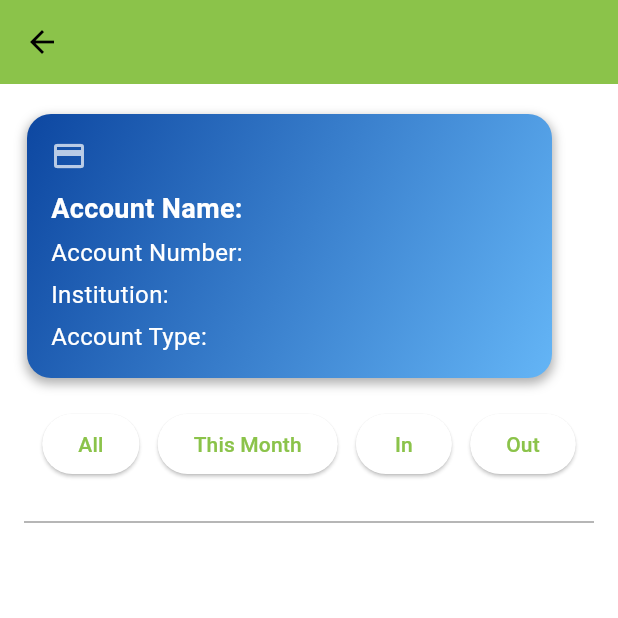
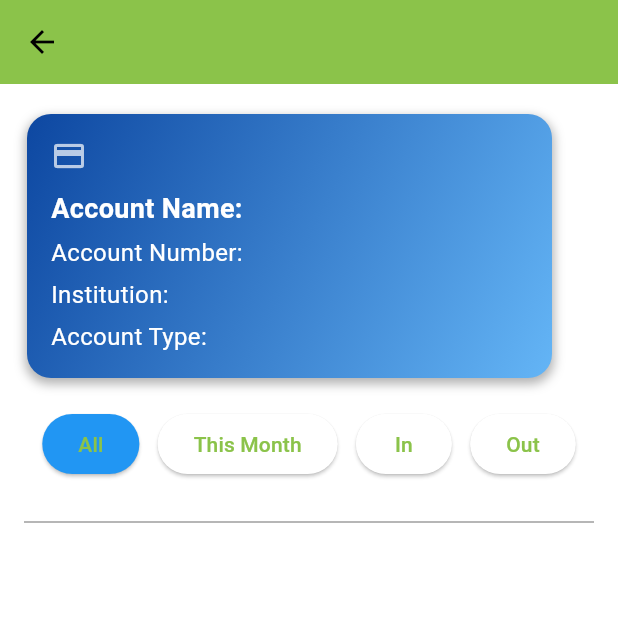
Before and after one commit to darlingson/makobili_flutter_app, a Flutter app: the AccountInfoScreen screen opened directly with empty values, after a tap on "All", on a phone screen of 412 x 824 dp, the top half of it. Run offline on Flutter 3.47's test engine with Material 3 defaults, Android fonts, the phone set to English and light mode, and no system bars; our stand-ins replace sqflite; missing offline and left inert: dart:js; accounts and stored records are empty.

Commit message:
styled the filter buttons in the account info screen

```diff
--- a/lib/screens/account_info_screen.dart
+++ b/lib/screens/account_info_screen.dart
@@ -16,6 +16,8 @@ class AccountInfoScreen extends StatefulWidget {
 class _AccountInfoScreenState extends State<AccountInfoScreen> {
   List<BankTransaction> _transactions = [];
   List<BankTransaction> _filterTransactions = [];
+  final filterArray = [0, 1, 2, 3];
+  var currentFilterIndex = 0;
   DateTime now = DateTime.now();
 
   @override
@@ -87,37 +89,68 @@ class _AccountInfoScreenState extends State<AccountInfoScreen> {
               children: [
                 ElevatedButton(
                   onPressed: () {
-                    print(getFilteredTransactions('all'));
                     setState(() {
                       _filterTransactions = getFilteredTransactions('all');
+                      currentFilterIndex = 0;
                     });
                   },
                   child: const Text('All'),
+                  style: currentFilterIndex == 0
+                      ? ButtonStyle(
+                          backgroundColor:
+                              MaterialStateProperty.all(Colors.blue))
+                      : ButtonStyle(
+                          backgroundColor:
+                              MaterialStateProperty.all(Colors.white)),
                 ),
                 ElevatedButton(
                   onPressed: () {
                     setState(() {
                       _filterTransactions =
                           getFilteredTransactions('thisMonth');
+                      currentFilterIndex = 1;
                     });
                   },
                   child: const Text('This Month'),
+                  style: currentFilterIndex == 1
+                      ? ButtonStyle(
+                          backgroundColor:
+                              MaterialStateProperty.all(Colors.blue))
+                      : ButtonStyle(
+                          backgroundColor:
+                              MaterialStateProperty.all(Colors.white)),
                 ),
                 ElevatedButton(
                   onPressed: () {
                     setState(() {
                       _filterTransactions = getFilteredTransactions('in');
+                      currentFilterIndex = 2;
                     });
                   },
                   child: const Text('In'),
+                  style: currentFilterIndex == 2
+                      ? ButtonStyle(
+                          backgroundColor:
+                              MaterialStateProperty.all(Colors.blue))
+                      : ButtonStyle(
+                          backgroundColor:
+                              MaterialStateProperty.all(Colors.white)),
                 ),
                 ElevatedButton(
                   onPressed: () {
                     setState(() {
                       _filterTransactions = getFilteredTransactions('out');
+                      currentFilterIndex = 3;
                     });
                   },
                   child: const Text('Out'),
+                  style: currentFilterIndex == 3
+                      ? ButtonStyle(
+                          backgroundColor:
+                              MaterialStateProperty.all(Colors.blue))
+                      : ButtonStyle(
+                          backgroundColor:
+                              MaterialStateProperty.all(Colors.white)),
                 ),
               ],
             ),
```
